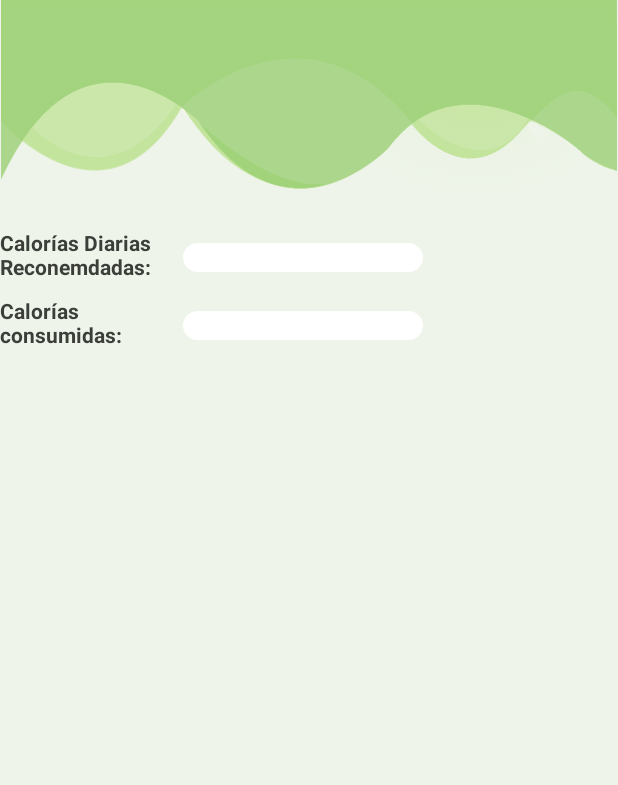
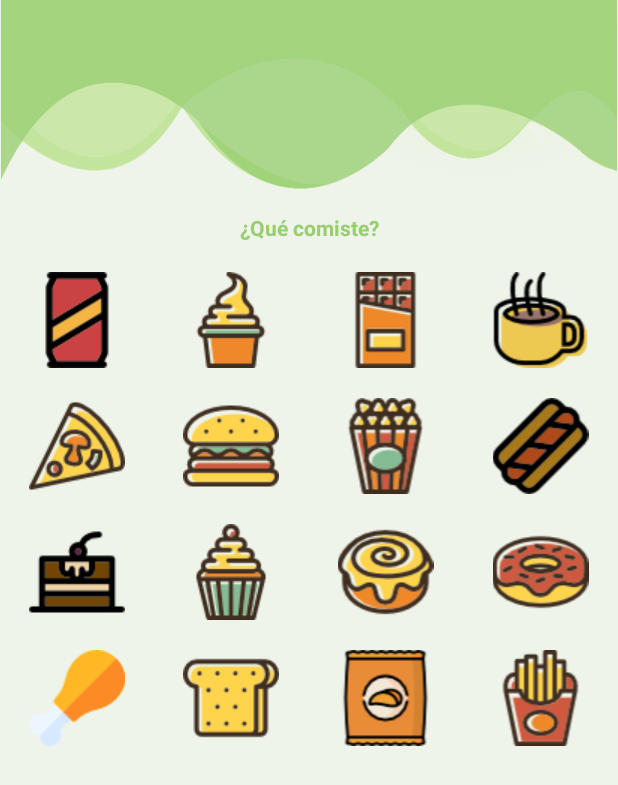
Before and after one commit to JhnFbre/MedielWalk, an Android app: the fragment CaloriesFragment shown on its own in the app's theme, on a phone screen of 412 x 824 dp. Shown: the top 785 px of the screen. Run offline under Robolectric (Android 15) with nearby library versions, the phone set to English and light mode, and no system bars.

Commit message:
generate key

```diff
--- a/keepBurning/app/src/main/java/team/keepBurning/MainActivity.java
+++ b/keepBurning/app/src/main/java/team/keepBurning/MainActivity.java
@@ -58,7 +58,7 @@ public class MainActivity extends AppCompatActivity implements NavigationView.On
                 break;
 
             case R.id.op_jugadores:
-                getSupportFragmentManager().beginTransaction().replace(R.id.fragmentContainer, new ComidasFavoritas()).commit();
+                getSupportFragmentManager().beginTransaction().replace(R.id.fragmentContainer, new CaloriesFragment()).commit();
 
                 break;
             case R.id.op_salir:
--- a/keepBurning/app/src/main/res/layout/calories.xml
+++ b/keepBurning/app/src/main/res/layout/calories.xml
@@ -27,78 +27,161 @@
                 android:drawablePadding="0dp"
                 app:srcCompat="@drawable/up" />
 
+            <TextView
+                android:id="@+id/textView"
+                android:layout_width="match_parent"
+                android:layout_height="wrap_content"
+                android:layout_gravity="center"
+                android:gravity="center"
+                android:text="¿Qué comiste?"
+                android:textColor="@color/greenhigh"
+                android:textStyle="bold" />
 
             <LinearLayout
-                android:layout_width="wrap_content"
-                android:layout_height="wrap_content"
-                android:orientation="horizontal">
+                android:layout_width="match_parent"
+                android:layout_height="match_parent"
+                android:orientation="horizontal"
+                android:layout_marginTop="20sp">
 
-                <TextView
-                    android:id="@+id/totalCal"
-                    android:layout_width="122dp"
+                <ImageView
+                    android:id="@+id/soda"
+                    android:layout_width="wrap_content"
                     android:layout_height="wrap_content"
-                    android:layout_marginLeft="0dp"
-                    android:layout_marginTop="10dp"
-                    android:text="Calorías Diarias Reconemdadas:"
-                    android:textColor="@color/fontone"
-                    android:textSize="14sp"
-                    android:textStyle="bold" />
+                    android:layout_weight="1"
+                    app:srcCompat="@drawable/soda" />
 
-                <TextView
-                    android:id="@+id/calorias"
-                    android:layout_width="match_parent"
+                <ImageView
+                    android:id="@+id/icream"
+                    android:layout_width="wrap_content"
                     android:layout_height="wrap_content"
-                    android:layout_marginTop="20dp"
-                    android:background="@drawable/redondear"
-                    android:ems="10"
-                    android:paddingLeft="15dp"
-                    android:paddingRight="15dp"
-                    android:textColor="#333333"
-                    android:textColorHint="@android:color/darker_gray"
-                    android:textStyle="normal" />
+                    android:layout_weight="1"
+                    app:srcCompat="@drawable/icecream" />
+
+                <ImageView
+                    android:id="@+id/chocolate"
+                    android:layout_width="wrap_content"
+                    android:layout_height="wrap_content"
+                    android:layout_weight="1"
+                    app:srcCompat="@drawable/chocolate" />
+
+                <ImageView
+                    android:id="@+id/coffe"
+                    android:layout_width="wrap_content"
+                    android:layout_height="wrap_content"
+                    android:layout_weight="1"
+                    app:srcCompat="@drawable/coffee" />
             </LinearLayout>
 
 
             <LinearLayout
-                android:layout_width="wrap_content"
-                android:layout_height="wrap_content"
-                android:orientation="horizontal">
+                android:layout_width="match_parent"
+                android:layout_height="match_parent"
+                android:orientation="horizontal"
+                android:layout_marginTop="20sp">
 
-                <TextView
-                    android:id="@+id/totalCalusadas"
-                    android:layout_width="122dp"
+                <ImageView
+                    android:id="@+id/pizza"
+                    android:layout_width="wrap_content"
                     android:layout_height="wrap_content"
-                    android:layout_marginLeft="0dp"
-                    android:layout_marginTop="10dp"
-                    android:text="Calorías consumidas:"
-                    android:textColor="@color/fontone"
-                    android:textSize="14sp"
-                    android:textStyle="bold" />
+                    android:layout_weight="1"
+                    app:srcCompat="@drawable/pizza" />
 
-                <TextView
-                    android:id="@+id/caloriasUsadas"
-                    android:layout_width="match_parent"
+                <ImageView
+                    android:id="@+id/hamburger"
+                    android:layout_width="wrap_content"
                     android:layout_height="wrap_content"
-                    android:layout_marginTop="20dp"
-                    android:background="@drawable/redondear"
-                    android:ems="10"
-                    android:paddingLeft="15dp"
-                    android:paddingRight="15dp"
-                    android:textColor="#333333"
-                    android:textColorHint="@android:color/darker_gray"
-                    android:textStyle="normal" />
+                    android:layout_weight="1"
+                    app:srcCompat="@drawable/hamburger" />
 
+                <ImageView
+                    android:id="@+id/palomitas"
+                    android:layout_width="wrap_content"
+                    android:layout_height="wrap_content"
+                    android:layout_weight="1"
+                    app:srcCompat="@drawable/popcorn" />
+
+                <ImageView
+                    android:id="@+id/hotdog"
+                    android:layout_width="wrap_content"
+                    android:layout_height="wrap_content"
+                    android:layout_weight="1"
+                    app:srcCompat="@drawable/hotdog" />
+            </LinearLayout>
+            <LinearLayout
+                android:layout_width="match_parent"
+                android:layout_height="match_parent"
+                android:orientation="horizontal"
+                android:layout_marginTop="20sp">
+
+                <ImageView
+                    android:id="@+id/cakeslice"
+                    android:layout_width="wrap_content"
+                    android:layout_height="wrap_content"
+                    android:layout_weight="1"
+                    app:srcCompat="@drawable/cakeslice" />
+
+                <ImageView
+                    android:id="@+id/cupcake"
+                    android:layout_width="wrap_content"
+                    android:layout_height="wrap_content"
+                    android:layout_weight="1"
+                    app:srcCompat="@drawable/cupcake" />
+
+                <ImageView
+                    android:id="@+id/cake"
+                    android:layout_width="wrap_content"
+                    android:layout_height="wrap_content"
+                    android:layout_weight="1"
+                    app:srcCompat="@drawable/cake" />
+
+                <ImageView
+                    android:id="@+id/dona"
+                    android:layout_width="wrap_content"
+                    android:layout_height="wrap_content"
+                    android:layout_weight="1"
+                    app:srcCompat="@drawable/doughnut" />
+            </LinearLayout>
+
+            <LinearLayout
+                android:layout_width="match_parent"
+                android:layout_height="match_parent"
+                android:orientation="horizontal"
+                android:layout_marginTop="20sp">
+
+                <ImageView
+                    android:id="@+id/chicken"
+                    android:layout_width="wrap_content"
+                    android:layout_height="wrap_content"
+                    android:layout_weight="1"
+                    app:srcCompat="@drawable/chicken" />
+
+                <ImageView
+                    android:id="@+id/sandwich"
+                    android:layout_width="wrap_content"
+                    android:layout_height="wrap_content"
+                    android:layout_weight="1"
+                    app:srcCompat="@drawable/sandwich" />
+
+                <ImageView
+                    android:id="@+id/chips"
+                    android:layout_width="wrap_content"
+                    android:layout_height="wrap_content"
+                    android:layout_weight="1"
+                    app:srcCompat="@drawable/chips" />
+
+                <ImageView
+                    android:id="@+id/french"
+                    android:layout_width="wrap_content"
+                    android:layout_height="wrap_content"
+                    android:layout_weight="1"
+                    app:srcCompat="@drawable/frenchfries" />
             </LinearLayout>
 
 
-            <LinearLayout
-                android:layout_width="wrap_content"
-                android:layout_height="wrap_content"
-                android:orientation="horizontal">
+
+        </LinearLayout>
 
 
-            </LinearLayout>
-        </LinearLayout>
     </ScrollView>
 
 
```
Also changed, not shown: keepBurning/app/src/main/res/drawable/cake.png (added), keepBurning/app/src/main/res/drawable/cakeslice.png (added), keepBurning/app/src/main/res/drawable/chicken.png (added), keepBurning/app/src/main/res/drawable/chips.png (added), keepBurning/app/src/main/res/drawable/chocolate.png (added), keepBurning/app/src/main/res/drawable/coffee.png (added), keepBurning/app/src/main/res/drawable/cupcake.png (added), keepBurning/app/src/main/res/drawable/doughnut.png (added), keepBurning/app/src/main/res/drawable/frenchfries.png (added), keepBurning/app/src/main/res/drawable/hamburger.png (added), keepBurning/app/src/main/res/drawable/hotdog.png (added), keepBurning/app/src/main/res/drawable/icecream.png (added), keepBurning/app/src/main/res/drawable/pizza.png (added), keepBurning/app/src/main/res/drawable/popcorn.png (added), 2 more files, 1 other file.
